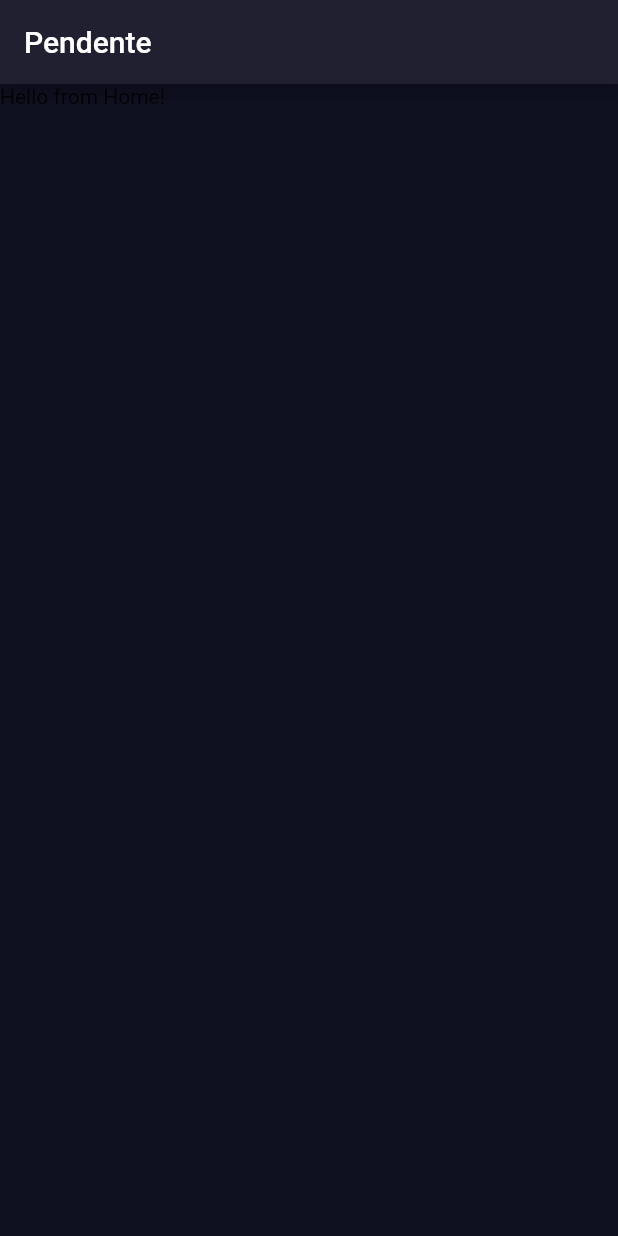
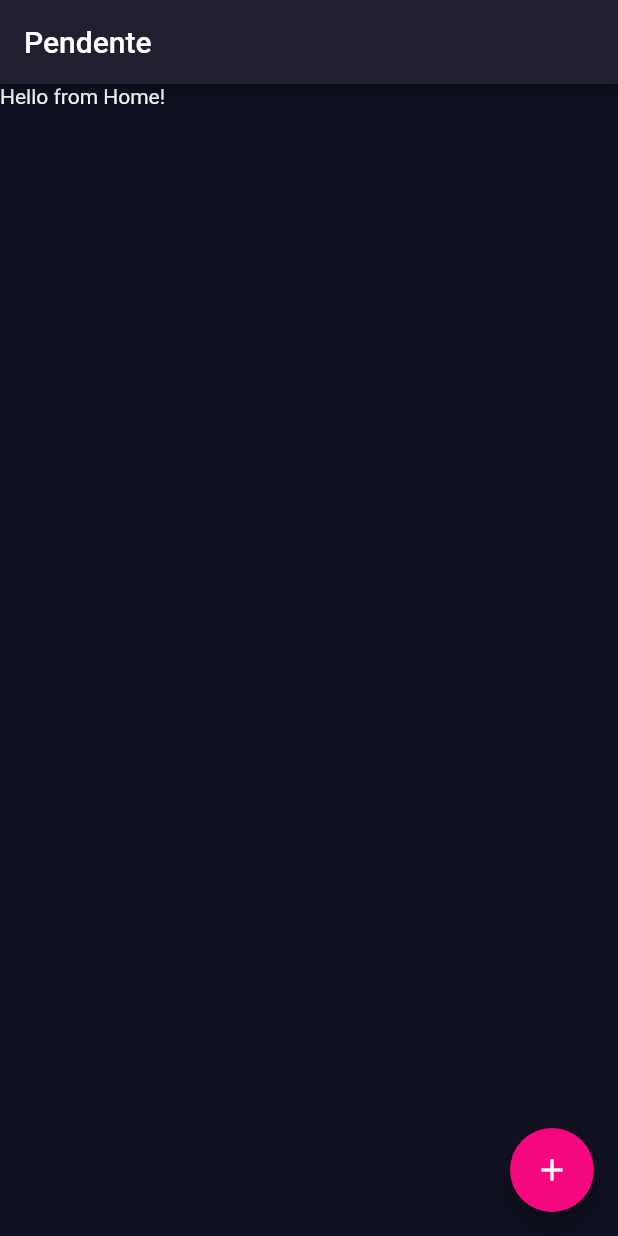
Before and after one commit to joaoarmando/quem-eu-devo, a Flutter app: the screen it shows after launch, on a phone screen of 412 x 824 dp. Run offline on Flutter 3.47's test engine with Material 2 defaults, Android fonts, the phone set to English and light mode, and no system bars; drawn by our look-alikes of flutter_platform_widgets.

Commit message:
Added custom styles for android and ios

```diff
--- a/lib/main.dart
+++ b/lib/main.dart
@@ -2,6 +2,7 @@ import 'package:flutter/cupertino.dart';
 import 'package:flutter/material.dart';
 import 'package:flutter_platform_widgets/flutter_platform_widgets.dart';
 import 'package:quemeudevo/pages/home_page.dart';
+import 'package:quemeudevo/styles/styles.dart';
 
 void main() {
   runApp(MyApp());
@@ -15,6 +16,31 @@ class MyApp extends StatelessWidget {
       title: 'Quem eu Devo',
       home: HomePage(),
       debugShowCheckedModeBanner: false,
+      material: (_,__) => MaterialAppData(
+        theme: ThemeData(
+          accentColor: primaryAccent,
+          backgroundColor: primaryAccent,
+          scaffoldBackgroundColor: secondaryBackgroundColor,
+          brightness: Brightness.dark,
+          appBarTheme: AppBarTheme(
+            backgroundColor: backgroundColor,
+            brightness: Brightness.dark,
+          ),
+        )
+      ),
+      cupertino: (_,__) => CupertinoAppData(
+        theme: CupertinoThemeData(
+          primaryColor: primaryText,
+          primaryContrastingColor: primaryAccent,
+          scaffoldBackgroundColor: secondaryBackgroundColor,
+          barBackgroundColor: backgroundColor,
+          textTheme: CupertinoTextThemeData(
+            textStyle: TextStyle(
+              color: primaryText,
+            ),
+          )
+        )
+      ),
     );
   }
 }
--- a/lib/pages/home_page.dart
+++ b/lib/pages/home_page.dart
@@ -10,11 +10,28 @@ class HomePage extends StatelessWidget {
   @override
   Widget build(BuildContext context) {
 
+    return PlatformScaffold(
+      iosContentBottomPadding: true,
+      iosContentPadding: true,
+      appBar: _buildAppBar(),
+      body: Column(
+        children: [
+          Text("Hello from Home!")
+        ],
+      ),
+      material: (context, platform){
+        return MaterialScaffoldData(
+          floatingActionButton: FloatingActionButton(
+            onPressed: (){},
+            child: Icon(Icons.add),
+          )
+        );
+      },
+    );
+  }
 
-    return PlatformScaffold(
-      backgroundColor: secondaryBackgroundColor,
-      appBar: PlatformAppBar(
-        backgroundColor: backgroundColor,
+  Widget _buildAppBar() {
+    return PlatformAppBar(
       title: Text("Pendente"),
       trailingActions: [
         Platform.isIOS ? PlatformButton(
@@ -28,12 +45,6 @@ class HomePage extends StatelessWidget {
           ),
         ) : SizedBox(),
       ]
-      ),
-      body: Column(
-        children: [
-          Text("Hello from Home!")
-        ],
-      ),
     );
   }
 }
--- a/lib/styles/styles.dart
+++ b/lib/styles/styles.dart
@@ -4,8 +4,8 @@ final Color backgroundColor = Color(0xff202030);
 final Color secondaryBackgroundColor = Color(0xff0F1020);
 final Color secondaryText = Color(0xff6B717E);
 final Color primaryText = Color(0xffF0EDEE);
-final Color primaryAccent =  Color(0xffE8142A);
-final Color secondaryAccent =  Color(0xffF5087F);
+final Color primaryAccent =  Color(0xffF5087F);
+final Color secondaryAccent =  Color(0xffE8142A);
 final Color iconColor =  Color(0xffCCC5C8);
 final Color dividerColorPrimary =   Color(0xff202030);
 final Color dividerColorSecondary =   Color(0xff1C1C24);
```
Lines whose indentation alone changed are shown as unchanged.
